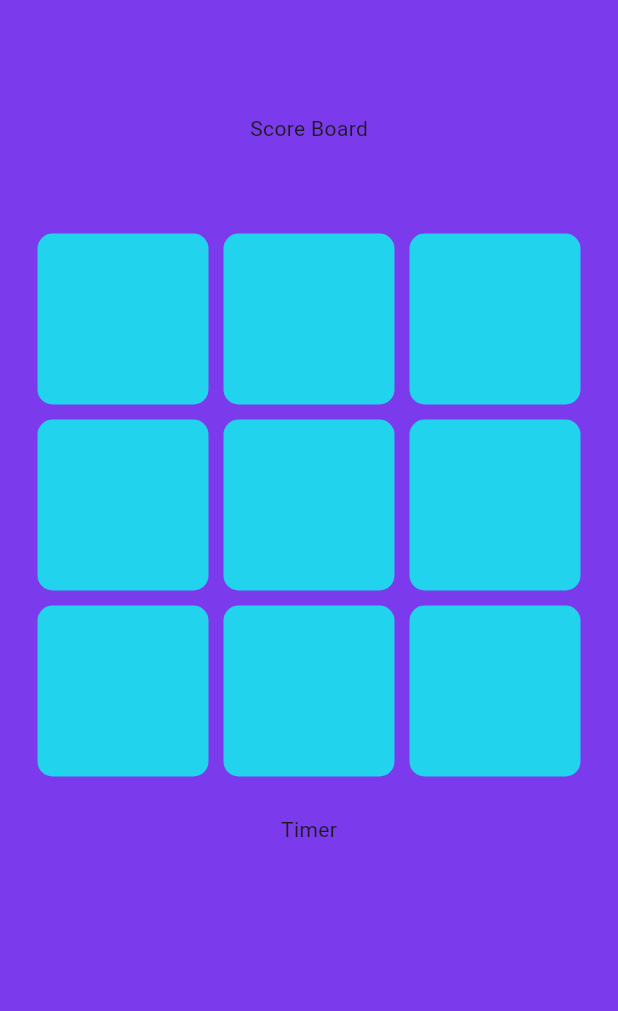
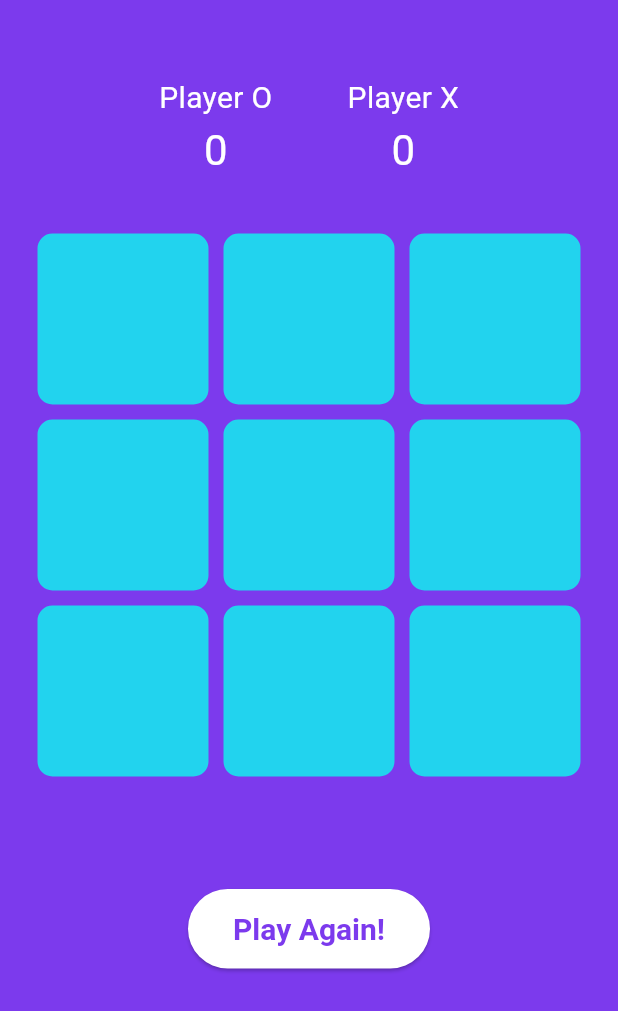
Before and after one commit to diazkr/tiqui, a Flutter app: the screen it shows after launch, on a phone screen of 412 x 824 dp. Shown: the top 1011 px of the screen. Run offline on Flutter 3.47's test engine with Material 3 defaults, Android fonts, the phone set to English and light mode, and no system bars; our stand-ins replace google_fonts; Roboto replaces fonts that are missing (Coiny).

Commit message:
Add score tracking and result display to GameScreen

```diff
--- a/lib/screens/game.dart
+++ b/lib/screens/game.dart
@@ -11,7 +11,12 @@ class GameScreen extends StatefulWidget {
 
 class _GameScreenState extends State<GameScreen> {
   bool oTurn = true;
+  String resultDeclaration = '';
   List<String> displayXO = ['', '', '', '', '', '', '', '', ''];
+
+  int oScore = 0;
+  int xScore = 0;
+  int filledBoxes = 0;
 
   static var customFontWhite = GoogleFonts.coiny(
     textStyle: const TextStyle(
@@ -29,7 +34,43 @@ class _GameScreenState extends State<GameScreen> {
         padding: const EdgeInsets.all(20),
         child: Column(
           children: [
-            Expanded(flex: 1, child: Center(child: Text('Score Board'))),
+            Expanded(
+              flex: 1,
+              child: Center(
+                child: Row(
+                  mainAxisAlignment: MainAxisAlignment.center,
+                  children: [
+                    Column(
+                      mainAxisAlignment: MainAxisAlignment.center,
+                      children: [
+                        Text(
+                          'Player O',
+                          style: GoogleFonts.coiny(
+                            fontSize: 20,
+                            color: Colors.white,
+                          ),
+                        ),
+                        Text('$oScore', style: customFontWhite),
+                      ],
+                    ),
+                    SizedBox(width: 50),
+                    Column(
+                      mainAxisAlignment: MainAxisAlignment.center,
+                      children: [
+                        Text(
+                          'Player X',
+                          style: GoogleFonts.coiny(
+                            fontSize: 20,
+                            color: Colors.white,
+                          ),
+                        ),
+                        Text('$xScore', style: customFontWhite),
+                      ],
+                    ),
+                  ],
+                ),
+              ),
+            ),
             Expanded(
               flex: 3,
               child: GridView.builder(
@@ -67,7 +108,38 @@ class _GameScreenState extends State<GameScreen> {
                 },
               ),
             ),
-            Expanded(flex: 2, child: Text('Timer')),
+            Expanded(
+              flex: 2,
+              child: Center(
+                child:  Column(
+                  mainAxisAlignment: MainAxisAlignment.start,
+                  children: [
+                    Text(resultDeclaration, style: customFontWhite),
+                    SizedBox(height: 10),
+                    ElevatedButton(
+                      style: ElevatedButton.styleFrom(
+                        backgroundColor: MainColor.accentColor,
+                        foregroundColor: MainColor.primaryColor,
+                        padding: EdgeInsets.symmetric(
+                          horizontal: 30,
+                          vertical: 15,
+                        ),
+                        textStyle: GoogleFonts.coiny(
+                          textStyle: TextStyle(
+                            fontSize: 20,
+                            fontWeight: FontWeight.bold,
+                          ),
+                        ),
+                      ),
+                      onPressed: () {
+                        _clearBoard();
+                      },
+                      child: Text('Play Again!'),
+                    ),
+                  ],
+                ),
+              ),
+            ),
           ],
         ),
       ),
@@ -78,11 +150,65 @@ class _GameScreenState extends State<GameScreen> {
     setState(() {
       if (oTurn && displayXO[index] == '') {
         displayXO[index] = 'O';
-      } else {
+      } else if (!oTurn && displayXO[index] == '') {
         displayXO[index] = 'X';
       }
 
       oTurn = !oTurn;
+
+      _checkWinner();
+    });
+  }
+
+  void _checkWinner() {
+    final winPatterns = const [
+      [0, 1, 2],
+      [3, 4, 5],
+      [6, 7, 8],
+      [0, 3, 6],
+      [1, 4, 7],
+      [2, 5, 8],
+      [0, 4, 8],
+      [2, 4, 6],
+    ];
+
+    for (final pattern in winPatterns) {
+      final a = pattern[0], b = pattern[1], c = pattern[2];
+      if (displayXO[a].isNotEmpty &&
+          displayXO[a] == displayXO[b] &&
+          displayXO[a] == displayXO[c]) {
+        setState(() {
+          resultDeclaration = 'Player ${displayXO[a]} Wins!';
+          _updatedScore(displayXO[a]);
+        });
+        return;
+      }
+    }
+
+    // Draw if board is full and no winner
+    if (!displayXO.contains('')) {
+      setState(() {
+        resultDeclaration = "It's a Draw!";
+      });
+    }
+  }
+
+  void _updatedScore(String winner) {
+    if (winner == 'O') {
+      oScore++;
+    } else if (winner == 'X') {
+      xScore++;
+    }
+  }
+
+  void _clearBoard() {
+    setState(() {
+      for (int i = 0; i < 9; i++) {
+        displayXO[i] = '';
+      }
+      resultDeclaration = '';
+      filledBoxes = 0;
+      oTurn = true;
     });
   }
 }
```
